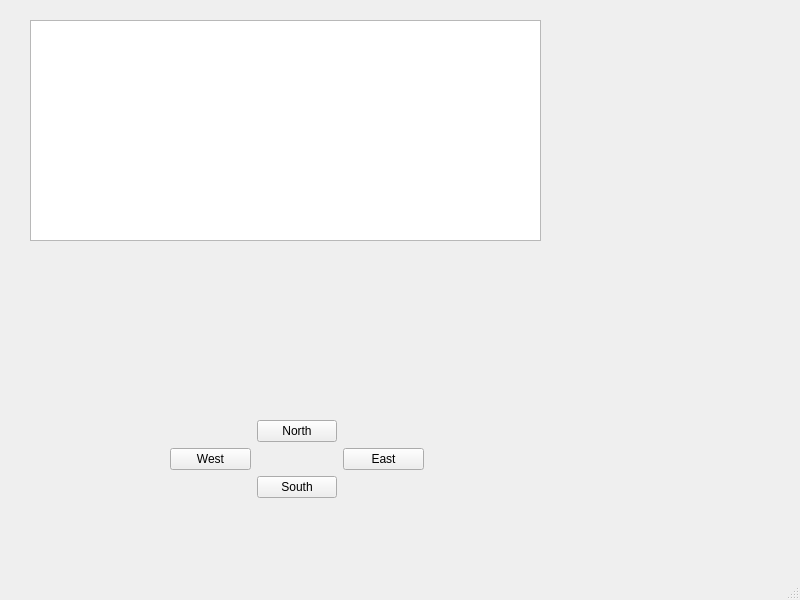
Above: mainwindow.ui from elliotbuckley/Zork before the change. Below: the same form after it.
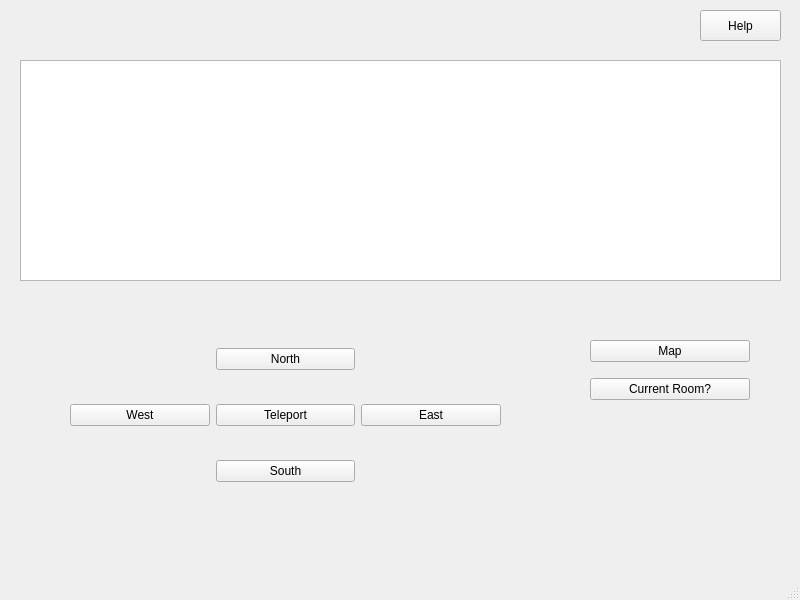
That is the form after the change.

```diff
--- a/mainwindow.ui
+++ b/mainwindow.ui
@@ -17,9 +17,9 @@
    <widget class="QTextEdit" name="gameText">
     <property name="geometry">
      <rect>
-      <x>30</x>
-      <y>20</y>
-      <width>511</width>
+      <x>20</x>
+      <y>60</y>
+      <width>761</width>
       <height>221</height>
      </rect>
     </property>
@@ -27,13 +27,20 @@
    <widget class="QWidget" name="gridLayoutWidget">
     <property name="geometry">
      <rect>
-      <x>170</x>
-      <y>420</y>
-      <width>254</width>
-      <height>80</height>
+      <x>70</x>
+      <y>320</y>
+      <width>431</width>
+      <height>191</height>
      </rect>
     </property>
     <layout class="QGridLayout" name="gridLayout">
+     <item row="0" column="1">
+      <widget class="QPushButton" name="northButton">
+       <property name="text">
+        <string>North</string>
+       </property>
+      </widget>
+     </item>
      <item row="1" column="0">
       <widget class="QPushButton" name="westButton">
        <property name="text">
@@ -55,15 +62,54 @@
        </property>
       </widget>
      </item>
-     <item row="0" column="1">
-      <widget class="QPushButton" name="northButton">
+     <item row="1" column="1">
+      <widget class="QPushButton" name="teleportButton">
        <property name="text">
-        <string>North</string>
+        <string>Teleport</string>
        </property>
       </widget>
      </item>
     </layout>
    </widget>
+   <widget class="QWidget" name="verticalLayoutWidget">
+    <property name="geometry">
+     <rect>
+      <x>590</x>
+      <y>330</y>
+      <width>160</width>
+      <height>80</height>
+     </rect>
+    </property>
+    <layout class="QVBoxLayout" name="verticalLayout">
+     <item>
+      <widget class="QPushButton" name="mapButton">
+       <property name="text">
+        <string>Map</string>
+       </property>
+      </widget>
+     </item>
+     <item>
+      <widget class="QPushButton" name="currentRoom">
+       <property name="text">
+        <string>Current Room?</string>
+       </property>
+      </widget>
+     </item>
+    </layout>
+   </widget>
+   <widget class="QPushButton" name="helpButton">
+    <property name="geometry">
+     <rect>
+      <x>700</x>
+      <y>10</y>
+      <width>81</width>
+      <height>31</height>
+     </rect>
+    </property>
+    <property name="text">
+     <string>Help</string>
+    </property>
+   </widget>
   </widget>
   <widget class="QMenuBar" name="menubar">
    <property name="geometry">
```
